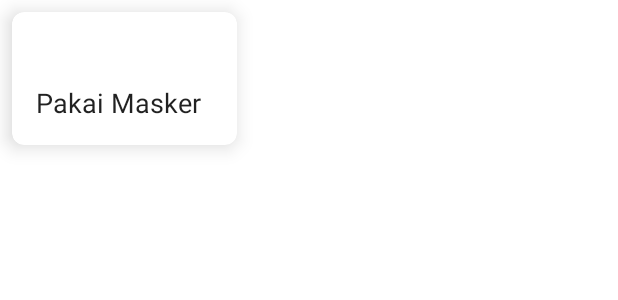
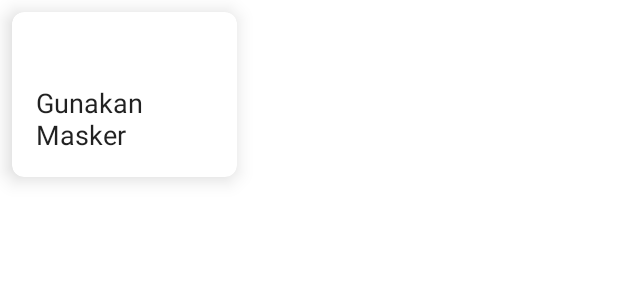
Before and after one commit to Nurram/Provid-Tracker, an Android app: the layout habit_item_list.xml on its own in the app's theme, with its tools: preview values and no code run, on a phone screen of 412 x 824 dp. Shown: the top 300 px of the screen. Run offline under Robolectric (Android 15) with nearby library versions, the light colour scheme and no system bars.

Commit message:
Fix minor changes in habit item

```diff
--- a/app/src/main/res/layout/habit_item_list.xml
+++ b/app/src/main/res/layout/habit_item_list.xml
@@ -27,7 +27,7 @@
 
         <TextView
             android:id="@+id/tv_habit_name"
-            android:layout_width="wrap_content"
+            android:layout_width="0dp"
             android:layout_height="wrap_content"
             android:layout_marginStart="16dp"
             android:layout_marginTop="16dp"
@@ -41,7 +41,7 @@
             app:layout_constraintHorizontal_bias="0.0"
             app:layout_constraintStart_toStartOf="parent"
             app:layout_constraintTop_toBottomOf="@+id/iv_habit_check"
-            tools:text="Pakai Masker" />
+            tools:text="Gunakan Masker" />
     </androidx.constraintlayout.widget.ConstraintLayout>
 
 </androidx.cardview.widget.CardView>
```
